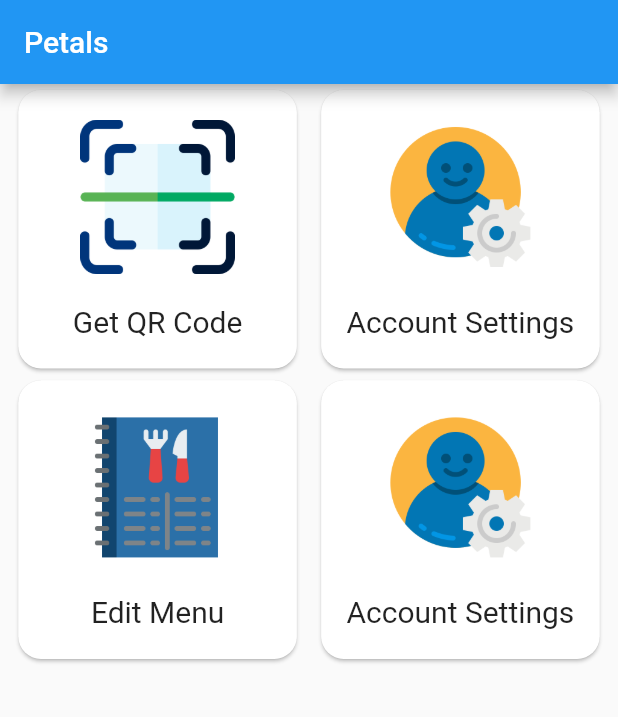
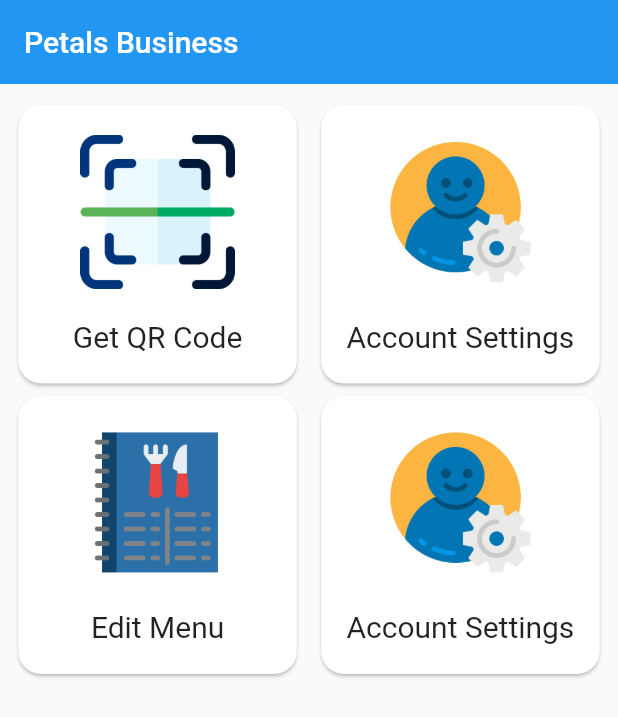
Before and after one commit to yash1200/Petals, a Flutter app: the HomePage screen opened directly, on a phone screen of 412 x 824 dp. Shown: the top 717 px of the screen. Run offline on Flutter 3.47's test engine with Material 2 defaults, Android fonts, the light colour scheme and no system bars; our stand-ins replace firebase_auth, font_awesome_flutter, permission_handler, qr_flutter; missing offline and left inert: qr_code_scanner; accounts and stored records are empty; network calls fail.

Commit message:
UI changes

```diff
--- a/petal_bussiness/lib/views/EditInfo.dart
+++ b/petal_bussiness/lib/views/EditInfo.dart
@@ -34,6 +34,7 @@ class _EditInfoState extends State<EditInfo> {
       key: _scaffoldKey,
       appBar: AppBar(
         title: Text('Edit'),
+        elevation: 0,
       ),
       body: Padding(
         padding: const EdgeInsets.only(left: 15, right: 15),
--- a/petal_bussiness/lib/views/EditMenu.dart
+++ b/petal_bussiness/lib/views/EditMenu.dart
@@ -22,6 +22,7 @@ class _EditMenuState extends State<EditMenu> {
     return Scaffold(
       appBar: AppBar(
         title: Text('Edit Menu'),
+        elevation: 0,
         actions: [
           IconButton(
             onPressed: () {
--- a/petal_bussiness/lib/views/GetQr.dart
+++ b/petal_bussiness/lib/views/GetQr.dart
@@ -19,6 +19,7 @@ class _GetQrState extends State<GetQr> {
       key: _scaffoldKey,
       appBar: AppBar(
         title: Text('Get QR Code'),
+        elevation: 0,
         actions: [
           IconButton(
             icon: Icon(Icons.save),
--- a/petal_bussiness/lib/views/HomePage.dart
+++ b/petal_bussiness/lib/views/HomePage.dart
@@ -22,9 +22,12 @@ class _HomePageState extends State<HomePage> {
   Widget build(BuildContext context) {
     return Scaffold(
       appBar: AppBar(
-        title: Text('Petals'),
+        title: Text('Petals Business'),
+        elevation: 0,
       ),
-      body: Column(
+      body: Padding(
+        padding: const EdgeInsets.only(top: 10),
+        child: Column(
           children: [
             Row(
               mainAxisAlignment: MainAxisAlignment.spaceEvenly,
@@ -58,6 +61,7 @@ class _HomePageState extends State<HomePage> {
             ),
           ],
         ),
+      ),
     );
   }
 }
```
Lines whose indentation alone changed are shown as unchanged.
